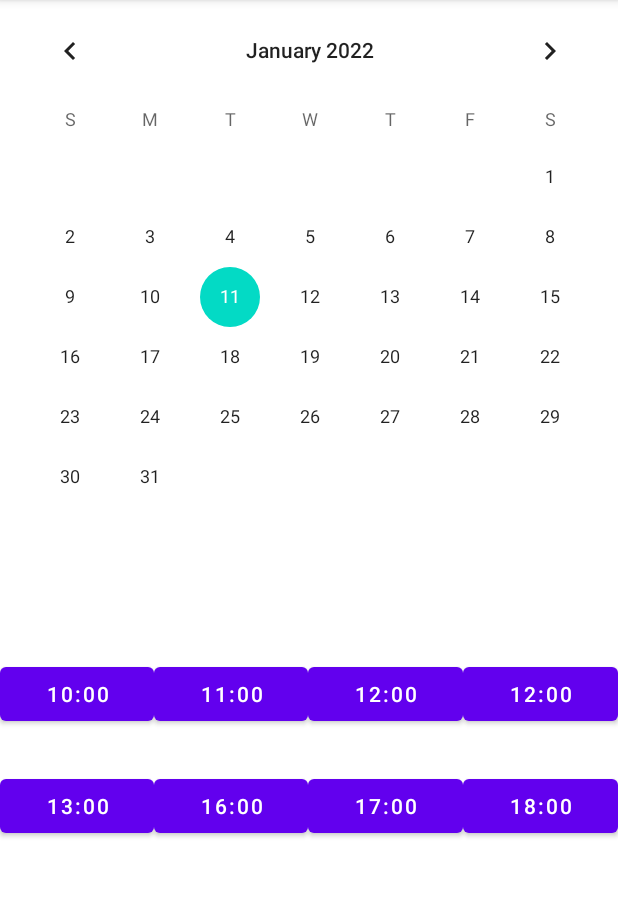
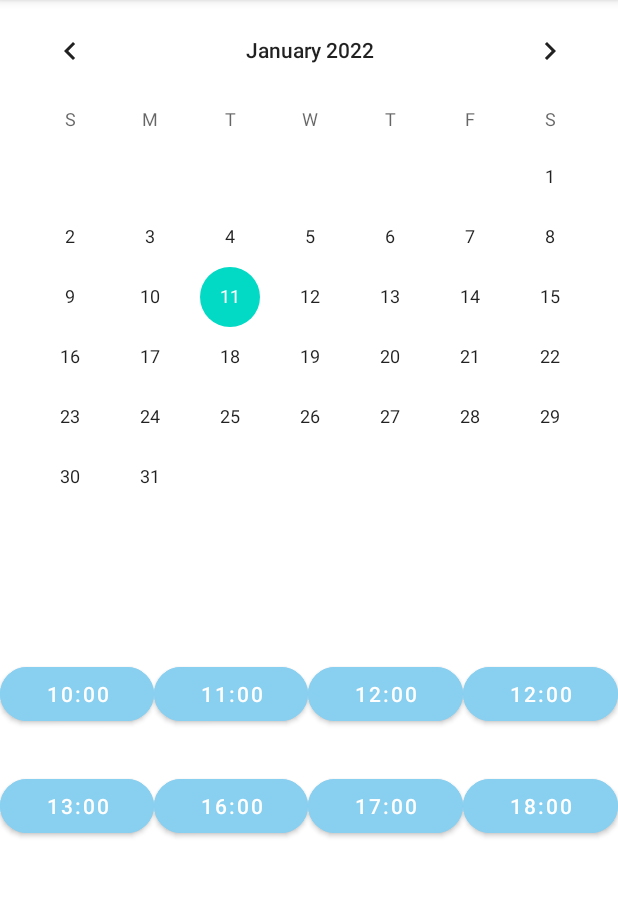
Before and after one commit to antoniotorresolmo/Clinica-dental, an Android app: the screen it shows after launch (MainActivity), on a phone screen of 412 x 824 dp, the part 84-981 px from its top. Run offline under Robolectric (Android 15) with nearby library versions, the phone set to English and light mode, and no system bars.

```diff
--- a/app/src/main/java/com/example/frcogercita/MainActivity.java
+++ b/app/src/main/java/com/example/frcogercita/MainActivity.java
@@ -10,5 +10,7 @@ public class MainActivity extends AppCompatActivity {
     protected void onCreate(Bundle savedInstanceState) {
         super.onCreate(savedInstanceState);
         setContentView(R.layout.activity_main);
+
+
     }
 }
--- a/app/src/main/res/layout-land/activity_main.xml
+++ b/app/src/main/res/layout-land/activity_main.xml
@@ -4,4 +4,13 @@
     xmlns:tools="http://schemas.android.com/tools"
     android:layout_width="match_parent"
     android:layout_height="match_parent"
-    tools:context=".MainActivity"/>
+    tools:context=".MainActivity">
+
+    <CalendarView
+        android:id="@+id/calendarView2"
+        android:layout_width="wrap_content"
+        android:layout_height="wrap_content"
+        app:layout_constraintBottom_toBottomOf="parent"
+        app:layout_constraintStart_toStartOf="parent"
+        app:layout_constraintTop_toTopOf="parent" />
+</androidx.constraintlayout.widget.ConstraintLayout>
--- a/app/src/main/res/layout/activity_main.xml
+++ b/app/src/main/res/layout/activity_main.xml
@@ -30,28 +30,36 @@
             android:layout_width="wrap_content"
             android:layout_height="wrap_content"
             android:layout_weight="1"
-            android:text="10:00" />
+            android:backgroundTint="@color/primario"
+            android:text="10:00"
+            app:cornerRadius="30dp" />
 
         <Button
             android:id="@+id/btn2"
             android:layout_width="wrap_content"
             android:layout_height="wrap_content"
             android:layout_weight="1"
-            android:text="11:00" />
+            android:backgroundTint="@color/primario"
+            android:text="11:00"
+            app:cornerRadius="30dp" />
 
         <Button
             android:id="@+id/btn3"
             android:layout_width="wrap_content"
             android:layout_height="wrap_content"
             android:layout_weight="1"
-            android:text="12:00" />
+            android:backgroundTint="@color/primario"
+            android:text="12:00"
+            app:cornerRadius="30dp" />
 
         <Button
             android:id="@+id/btn4"
             android:layout_width="wrap_content"
             android:layout_height="wrap_content"
             android:layout_weight="1"
-            android:text="12:00" />
+            android:backgroundTint="@color/primario"
+            android:text="12:00"
+            app:cornerRadius="30dp" />
 
     </LinearLayout>
 
@@ -71,28 +79,36 @@
             android:layout_width="wrap_content"
             android:layout_height="wrap_content"
             android:layout_weight="1"
-            android:text="13:00" />
+            android:backgroundTint="@color/primario"
+            android:text="13:00"
+            app:cornerRadius="30dp" />
 
         <Button
             android:id="@+id/btn6"
             android:layout_width="wrap_content"
             android:layout_height="wrap_content"
             android:layout_weight="1"
-            android:text="16:00" />
+            android:backgroundTint="@color/primario"
+            android:text="16:00"
+            app:cornerRadius="30dp" />
 
         <Button
             android:id="@+id/btn7"
             android:layout_width="wrap_content"
             android:layout_height="wrap_content"
             android:layout_weight="1"
-            android:text="17:00" />
+            android:backgroundTint="@color/primario"
+            android:text="17:00"
+            app:cornerRadius="30dp" />
 
         <Button
             android:id="@+id/btn8"
             android:layout_width="wrap_content"
             android:layout_height="wrap_content"
             android:layout_weight="1"
-            android:text="18:00" />
+            android:backgroundTint="@color/primario"
+            android:text="18:00"
+            app:cornerRadius="30dp" />
     </LinearLayout>
 
 </androidx.constraintlayout.widget.ConstraintLayout>
--- a/app/src/main/res/values/colors.xml
+++ b/app/src/main/res/values/colors.xml
@@ -7,4 +7,5 @@
     <color name="teal_700">#FF018786</color>
     <color name="black">#FF000000</color>
     <color name="white">#FFFFFFFF</color>
+    <color name="primario">#89CFF0</color>
 </resources>
```
